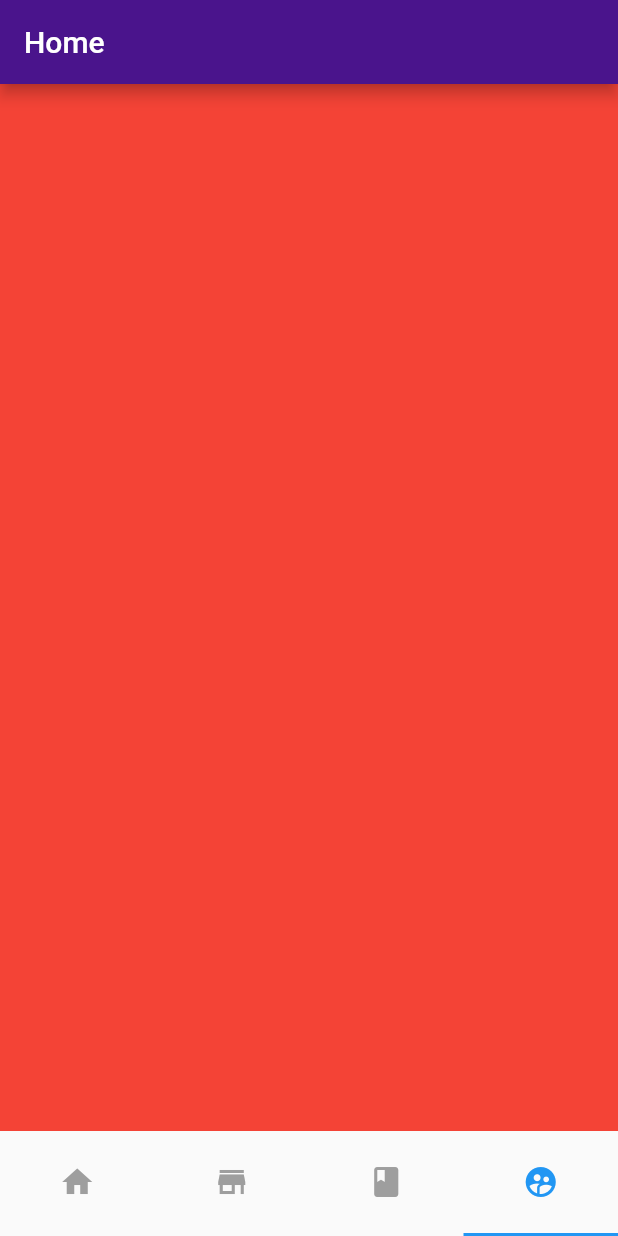
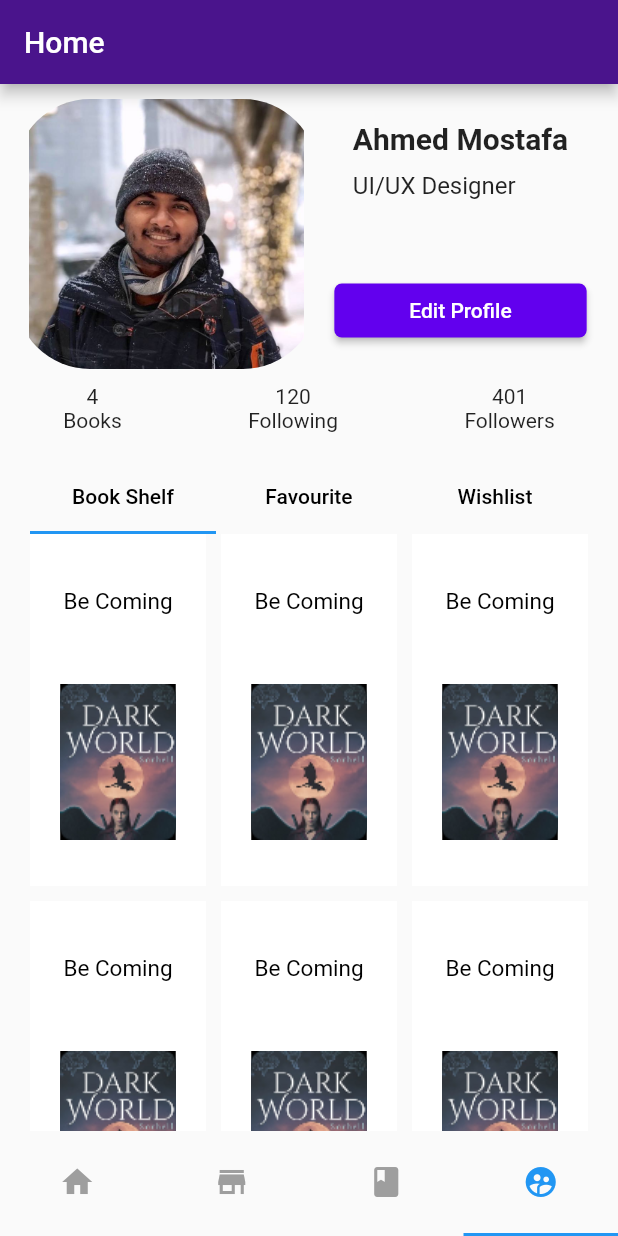
Before and after one commit to KumarHalder/pathok-mobile-app, a Flutter app: the screen it shows after launch, item 4 of the bottom bar chosen, on a phone screen of 412 x 824 dp. Run offline on Flutter 3.47's test engine with Material 2 defaults, Android fonts, the phone set to English and light mode, and no system bars; our stand-ins replace smooth_star_rating.

Commit message:
Book-43- Adder user profile page and tab view.
Small design changes in Book_in_library.dart

```diff
--- a/lib/Book_in_Library.dart
+++ b/lib/Book_in_Library.dart
@@ -14,8 +14,6 @@ class BookInLibrary extends StatelessWidget {
     return Container(
         color: dominatingColor,
         padding: EdgeInsets.all(10),
-        width: 160,
-        height: 200,
         child:
             Column(mainAxisAlignment: MainAxisAlignment.spaceAround, children: [
           Padding(
@@ -25,15 +23,20 @@ class BookInLibrary extends StatelessWidget {
                   children: [
                     Text(
                       bookName,
-                      style: TextStyle(color: Colors.white, fontSize: 15),
+                      style: TextStyle(
+                          color:
+                              authorName == null ? Colors.black : Colors.white,
+                          fontSize: 15),
                     ),
-                    Text(
-                      "By " + authorName,
-                      style: TextStyle(color: Colors.white.withOpacity(.6)),
-                    )
+                    authorName != null
+                        ? Text(
+                            "By " + authorName,
+                            style:
+                                TextStyle(color: Colors.white.withOpacity(.6)),
+                          )
+                        : Container()
                   ])),
           Container(
-              height: 130,
               margin: EdgeInsets.all(0),
               padding: EdgeInsets.all(0),
               color: Colors.black,
--- /dev/null
+++ b/lib/UserProfile.dart
@@ -0,0 +1,316 @@
+import 'package:flutter/material.dart';
+import 'package:pathok_app/Book_in_Library.dart';
+
+class UserProfilePage extends StatefulWidget {
+  @override
+  _UserProfilePage createState() => _UserProfilePage();
+}
+
+class _UserProfilePage extends State<UserProfilePage> {
+  @override
+  Widget build(BuildContext context) {
+    return SingleChildScrollView(
+      child: Column(
+        children: [
+          Container(
+              padding: EdgeInsets.all(10),
+              height: 200,
+              child: Row(
+                mainAxisAlignment: MainAxisAlignment.spaceAround,
+                children: [
+                  Container(
+                    child: Expanded(
+                        child: ClipRRect(
+                      borderRadius: BorderRadius.circular(50.0),
+                      child: Image.asset('images/userImage.jpg'),
+                    )),
+                  ),
+                  Container(
+                      width: 190,
+                      height: 150,
+                      child: Column(
+                        mainAxisAlignment: MainAxisAlignment.spaceBetween,
+                        children: [
+                          Column(
+                              crossAxisAlignment: CrossAxisAlignment.start,
+                              children: [
+                                Text(
+                                  "Ahmed Mostafa",
+                                  style: TextStyle(
+                                      fontWeight: FontWeight.bold,
+                                      fontSize: 20),
+                                ),
+                                Padding(
+                                    padding: EdgeInsets.symmetric(vertical: 5)),
+                                Text(
+                                  "UI/UX Designer",
+                                  style: TextStyle(fontSize: 16),
+                                ),
+                              ]),
+                          RaisedButton(
+                            padding: EdgeInsets.symmetric(horizontal: 50),
+                            textColor: Colors.white,
+                            color: Color(0xFF6200EE),
+                            onPressed: () {
+                              // Respond to button press
+                            },
+                            shape: RoundedRectangleBorder(
+                              borderRadius: BorderRadius.circular(5.0),
+                            ),
+                            child: Text("Edit Profile"),
+                          )
+                        ],
+                      )),
+                ],
+              )),
+          Container(
+              child: Row(
+                  mainAxisAlignment: MainAxisAlignment.spaceAround,
+                  children: [
+                NumberedActivity(
+                  number: 4,
+                  activity: "Books",
+                ),
+                NumberedActivity(
+                  number: 120,
+                  activity: "Following",
+                ),
+                NumberedActivity(
+                  number: 401,
+                  activity: "Followers",
+                )
+              ])),
+          Container(
+            margin: EdgeInsets.symmetric(vertical: 20, horizontal: 20),
+            height: 800,
+            width: 400,
+            child: Column(
+              children: <Widget>[_tabSection(context)],
+            ),
+          )
+        ],
+      ),
+    );
+  }
+}
+
+class NumberedActivity extends StatelessWidget {
+  NumberedActivity({this.activity, this.number});
+
+  final String activity;
+  final int number;
+
+  @override
+  Widget build(BuildContext context) {
+    return Column(
+      children: [Text(number.toString()), Text(activity)],
+    );
+  }
+}
+
+Widget _tabSection(BuildContext context) {
+  return DefaultTabController(
+    length: 3,
+    child: Column(
+      mainAxisSize: MainAxisSize.min,
+      children: <Widget>[
+        Container(
+          child: TabBar(tabs: [
+            Tab(
+                child: Text(
+              "Book Shelf",
+              style: TextStyle(color: Colors.black),
+            )),
+            Tab(
+                child: Text(
+              "Favourite",
+              style: TextStyle(color: Colors.black),
+            )),
+            Tab(
+                child: Text(
+              "Wishlist",
+              style: TextStyle(color: Colors.black),
+            )),
+          ]),
+        ),
+        Container(
+          //Add this to give height
+          height: MediaQuery.of(context).size.height,
+          child: TabBarView(children: [
+            Container(
+              child: SizedBox(
+                  height: 900,
+                  child: GridView.count(
+                    childAspectRatio: 10 / 20,
+                    crossAxisSpacing: 10,
+                    mainAxisSpacing: 10,
+                    crossAxisCount: 3,
+                    children: [
+                      BookInLibrary(
+                        imageUrl: "images/pic1.png",
+                        bookName: "Be Coming",
+                        dominatingColor: Colors.white,
+                      ),
+                      BookInLibrary(
+                        imageUrl: "images/pic1.png",
+                        bookName: "Be Coming",
+                        dominatingColor: Colors.white,
+                      ),
+                      BookInLibrary(
+                        imageUrl: "images/pic1.png",
+                        bookName: "Be Coming",
+                        dominatingColor: Colors.white,
+                      ),
+                      BookInLibrary(
+                        imageUrl: "images/pic1.png",
+                        bookName: "Be Coming",
+                        dominatingColor: Colors.white,
+                      ),
+                      BookInLibrary(
+                        imageUrl: "images/pic1.png",
+                        bookName: "Be Coming",
+                        dominatingColor: Colors.white,
+                      ),
+                      BookInLibrary(
+                        imageUrl: "images/pic1.png",
+                        bookName: "Be Coming",
+                        dominatingColor: Colors.white,
+                      ),
+                      BookInLibrary(
+                        imageUrl: "images/pic1.png",
+                        bookName: "Be Coming",
+                        dominatingColor: Colors.white,
+                      ),
+                      BookInLibrary(
+                        imageUrl: "images/pic1.png",
+                        bookName: "Be Coming",
+                        dominatingColor: Colors.white,
+                      ),
+                      BookInLibrary(
+                        imageUrl: "images/pic1.png",
+                        bookName: "Be Coming",
+                        dominatingColor: Colors.white,
+                      ),
+                    ],
+                  )),
+            ),
+            Container(
+              child: SizedBox(
+                  height: 900,
+                  child: GridView.count(
+                    childAspectRatio: 10 / 20,
+                    crossAxisSpacing: 10,
+                    mainAxisSpacing: 10,
+                    crossAxisCount: 3,
+                    children: [
+                      BookInLibrary(
+                        imageUrl: "images/pic2.png",
+                        bookName: "Be Coming",
+                        dominatingColor: Colors.white,
+                      ),
+                      BookInLibrary(
+                        imageUrl: "images/pic2.png",
+                        bookName: "Be Coming",
+                        dominatingColor: Colors.white,
+                      ),
+                      BookInLibrary(
+                        imageUrl: "images/pic2.png",
+                        bookName: "Be Coming",
+                        dominatingColor: Colors.white,
+                      ),
+                      BookInLibrary(
+                        imageUrl: "images/pic2.png",
+                        bookName: "Be Coming",
+                        dominatingColor: Colors.white,
+                      ),
+                      BookInLibrary(
+                        imageUrl: "images/pic2.png",
+                        bookName: "Be Coming",
+                        dominatingColor: Colors.white,
+                      ),
+                      BookInLibrary(
+                        imageUrl: "images/pic2.png",
+                        bookName: "Be Coming",
+                        dominatingColor: Colors.white,
+                      ),
+                      BookInLibrary(
+                        imageUrl: "images/pic2.png",
+                        bookName: "Be Coming",
+                        dominatingColor: Colors.white,
+                      ),
+                      BookInLibrary(
+                        imageUrl: "images/pic2.png",
+                        bookName: "Be Coming",
+                        dominatingColor: Colors.white,
+                      ),
+                      BookInLibrary(
+                        imageUrl: "images/pic1.png",
+                        bookName: "Be Coming",
+                        dominatingColor: Colors.white,
+                      ),
+                    ],
+                  )),
+            ),
+            Container(
+              child: SizedBox(
+                  height: 900,
+                  child: GridView.count(
+                    childAspectRatio: 10 / 20,
+                    crossAxisSpacing: 10,
+                    mainAxisSpacing: 10,
+                    crossAxisCount: 3,
+                    children: [
+                      BookInLibrary(
+                        imageUrl: "images/pic5.png",
+                        bookName: "Be Coming",
+                        dominatingColor: Colors.white,
+                      ),
+                      BookInLibrary(
+                        imageUrl: "images/pic5.png",
+                        bookName: "Be Coming",
+                        dominatingColor: Colors.white,
+                      ),
+                      BookInLibrary(
+                        imageUrl: "images/pic5.png",
+                        bookName: "Be Coming",
+                        dominatingColor: Colors.white,
+                      ),
+                      BookInLibrary(
+                        imageUrl: "images/pic5.png",
+                        bookName: "Be Coming",
+                        dominatingColor: Colors.white,
+                      ),
+                      BookInLibrary(
+                        imageUrl: "images/pic5.png",
+                        bookName: "Be Coming",
+                        dominatingColor: Colors.white,
+                      ),
+                      BookInLibrary(
+                        imageUrl: "images/pic5.png",
+                        bookName: "Be Coming",
+                        dominatingColor: Colors.white,
+                      ),
+                      BookInLibrary(
+                        imageUrl: "images/pic5.png",
+                        bookName: "Be Coming",
+                        dominatingColor: Colors.white,
+                      ),
+                      BookInLibrary(
+                        imageUrl: "images/pic5.png",
+                        bookName: "Be Coming",
+                        dominatingColor: Colors.white,
+                      ),
+                      BookInLibrary(
+                        imageUrl: "images/pic5.png",
+                        bookName: "Be Coming",
+                        dominatingColor: Colors.white,
+                      ),
+                    ],
+                  )),
+            ),
+          ]),
+        ),
+      ],
+    ),
+  );
+}
--- a/lib/main.dart
+++ b/lib/main.dart
@@ -1,8 +1,8 @@
 import 'package:flutter/material.dart';
-import 'package:pathok_app/BottomBar.dart';
 import 'package:pathok_app/HomePage.dart';
 import 'package:pathok_app/StorePage.dart';
 import 'package:pathok_app/LibraryPage.dart';
+import 'package:pathok_app/UserProfile.dart';
 
 void main() => runApp(MyApp());
 
@@ -24,9 +24,7 @@ class MyApp extends StatelessWidget {
                   HomePage(),
                   StorePage(),
                   LibraryPage(),
-                  new Container(
-                    color: Colors.red,
-                  ),
+                  UserProfilePage(),
                 ],
               ),
               bottomNavigationBar: new Container(
```
Also changed, not shown: images/userImage.jpg (added).
